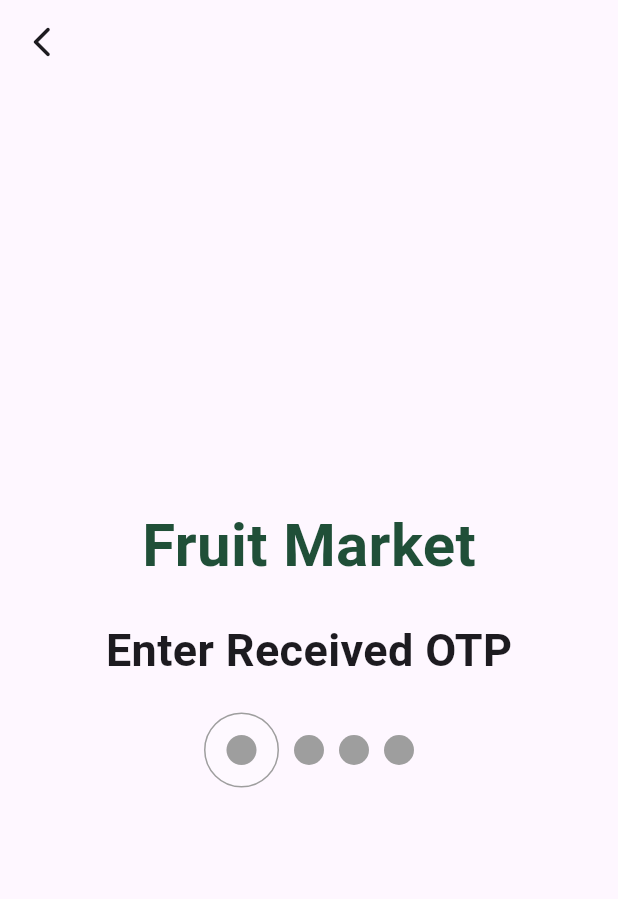
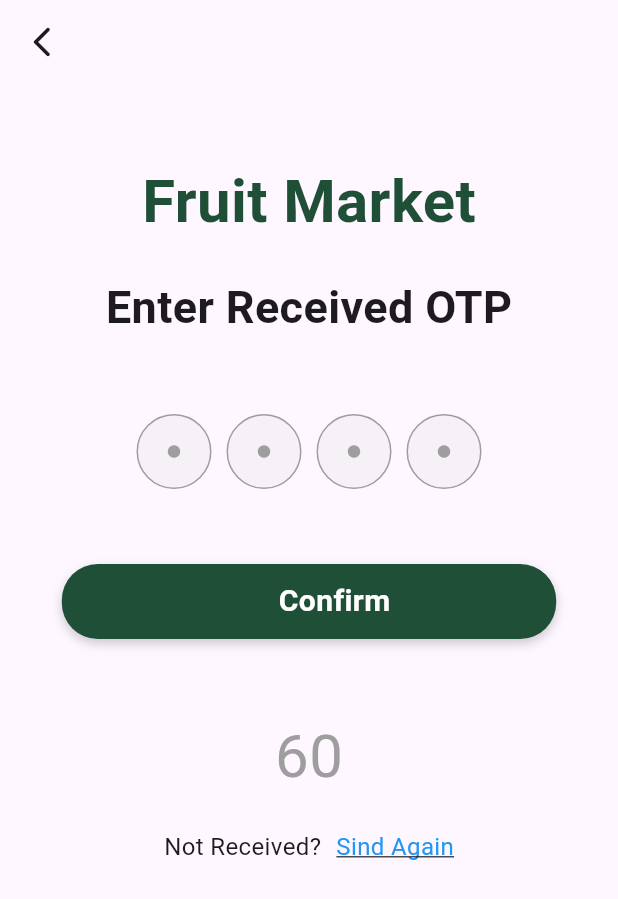
Before and after one commit to elne7/Fruits-App, a Flutter app: the screen it shows after launch, on a phone screen of 412 x 824 dp. Shown: the top 899 px of the screen. Run offline on Flutter 3.47's test engine with Material 3 defaults, Android fonts, the phone set to English and light mode, and no system bars.

Commit message:
complete OTP confirmation view

```diff
--- a/lib/features/registeration/presentation/views/otp_confirmation_view.dart
+++ b/lib/features/registeration/presentation/views/otp_confirmation_view.dart
@@ -1,5 +1,6 @@
 import 'package:flutter/material.dart';
 import 'package:fruits_app/core/colors.dart';
+import 'package:fruits_app/features/registeration/presentation/widgets/custom_sign_in_button.dart';
 import 'package:fruits_app/features/registeration/presentation/widgets/otp_points_container.dart';
 
 class OtpConfirmationView extends StatelessWidget {
@@ -18,8 +19,9 @@ class OtpConfirmationView extends StatelessWidget {
       ),
       body: Center(
         child: Column(
-          mainAxisAlignment: MainAxisAlignment.center,
+          mainAxisAlignment: MainAxisAlignment.start,
           children: [
+            const SizedBox(height: 50),
             const Text(
               'Fruit Market',
               style: TextStyle(
@@ -33,9 +35,41 @@ class OtpConfirmationView extends StatelessWidget {
               'Enter Received OTP',
               style: TextStyle(fontSize: 30, fontWeight: FontWeight.bold),
             ),
+            const SizedBox(height: 50),
+            OtpPointsContainer(),
+            const SizedBox(height: 50),
+            CustomSignInButton(
+              text: Text(
+                'Confirm',
+                style: TextStyle(
+                  fontSize: 20,
+                  fontWeight: FontWeight.bold,
+                  color: Colors.white,
+                ),
+              ),
+              bgColor: kPrimaryColor,
+            ),
+            const SizedBox(height: 50),
+            const Text(
+              '60',
+              style: TextStyle(fontSize: 40, color: Colors.grey),
+            ),
             const SizedBox(height: 20),
-            OtpPointsContainer(),
-            const SizedBox(height: 20),
+            Row(
+              mainAxisAlignment: MainAxisAlignment.center,
+              children: [
+                const Text('Not Received?', style: TextStyle(fontSize: 16)),
+                const SizedBox(width: 10),
+                const Text(
+                  'Sind Again',
+                  style: TextStyle(
+                    fontSize: 16,
+                    color: Colors.blue,
+                    decoration: TextDecoration.underline,
+                  ),
+                ),
+              ],
+            ),
           ],
         ),
       ),
--- /dev/null
+++ b/lib/features/registeration/presentation/widgets/otp_point.dart
@@ -0,0 +1,19 @@
+import 'package:flutter/material.dart';
+
+class OtpPoint extends StatelessWidget {
+  const OtpPoint({super.key});
+
+  @override
+  Widget build(BuildContext context) {
+    return Container(
+      width: 50,
+      height: 50,
+      decoration: BoxDecoration(
+        color: Colors.grey.withAlpha(20),
+        border: Border.all(color: Colors.grey),
+        shape: BoxShape.circle,
+      ),
+      child: Center(child: Icon(Icons.circle, color: Colors.grey, size: 10)),
+    );
+  }
+}
--- a/lib/features/registeration/presentation/widgets/otp_points_container.dart
+++ b/lib/features/registeration/presentation/widgets/otp_points_container.dart
@@ -1,4 +1,5 @@
 import 'package:flutter/material.dart';
+import 'package:fruits_app/features/registeration/presentation/widgets/otp_point.dart';
 
 class OtpPointsContainer extends StatelessWidget {
   const OtpPointsContainer({super.key});
@@ -7,37 +8,8 @@ class OtpPointsContainer extends StatelessWidget {
   Widget build(BuildContext context) {
     return Row(
       mainAxisAlignment: MainAxisAlignment.center,
-      // spacing: 10,
-      children: [
-        Container(
-          width: 50,
-          height: 50,
-          decoration: BoxDecoration(
-            color: Colors.white.withAlpha(70),
-            border: Border.all(color: Colors.grey),
-            shape: BoxShape.circle,
-          ),
-          child: Center(child: Icon(Icons.circle, color: Colors.grey)),
-        ),
-        const SizedBox(width: 10),
-        Container(
-          width: 20,
-          height: 20,
-          decoration: BoxDecoration(color: Colors.grey, shape: BoxShape.circle),
-        ),
-        const SizedBox(width: 10),
-        Container(
-          width: 20,
-          height: 20,
-          decoration: BoxDecoration(color: Colors.grey, shape: BoxShape.circle),
-        ),
-        const SizedBox(width: 10),
-        Container(
-          width: 20,
-          height: 20,
-          decoration: BoxDecoration(color: Colors.grey, shape: BoxShape.circle),
-        ),
-      ],
+      spacing: 10,
+      children: [OtpPoint(), OtpPoint(), OtpPoint(), OtpPoint()],
     );
   }
 }
```
